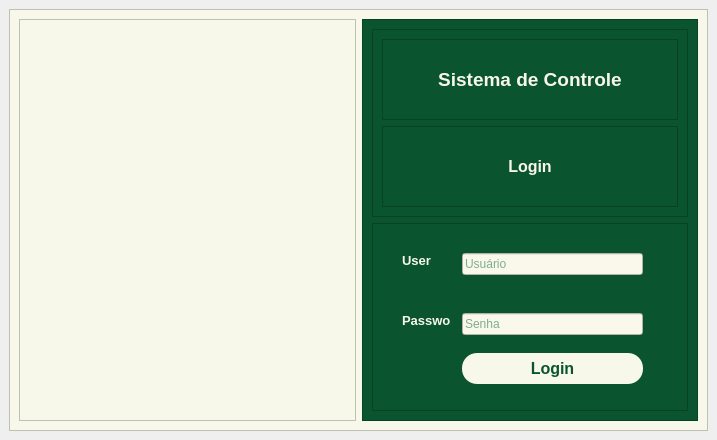
This is ui_login.ui in ManelFer/SistemaDti1 as Qt 5 draws it before an edit. The edited form follows.
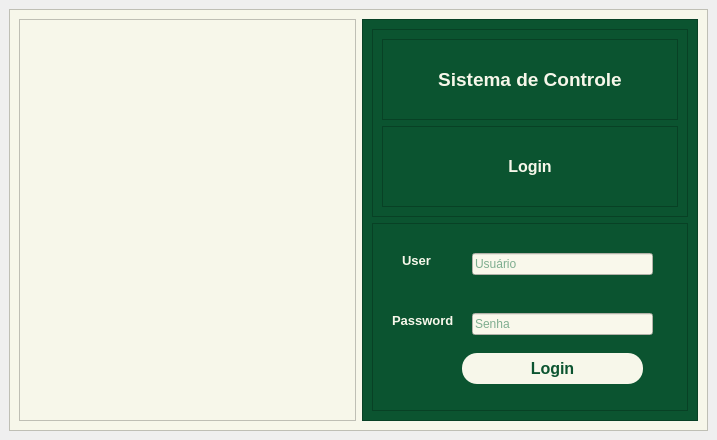
This is the edited form. Icons and pictures are not drawn.

Commit message: alteração

```diff
--- a/ui_login.ui
+++ b/ui_login.ui
@@ -128,7 +128,7 @@
             <widget class="QLineEdit" name="line_user">
              <property name="geometry">
               <rect>
-               <x>90</x>
+               <x>100</x>
                <y>30</y>
                <width>181</width>
                <height>22</height>
@@ -151,7 +151,7 @@
             <widget class="QLineEdit" name="line_pass">
              <property name="geometry">
               <rect>
-               <x>90</x>
+               <x>100</x>
                <y>90</y>
                <width>181</width>
                <height>22</height>
@@ -167,6 +167,9 @@
 }
 </string>
              </property>
+             <property name="echoMode">
+              <enum>QLineEdit::EchoMode::Password</enum>
+             </property>
              <property name="placeholderText">
               <string>Senha</string>
              </property>
@@ -226,9 +229,9 @@
             <widget class="QLabel" name="txt_pass">
              <property name="geometry">
               <rect>
-               <x>30</x>
+               <x>20</x>
                <y>90</y>
-               <width>49</width>
+               <width>71</width>
                <height>16</height>
               </rect>
              </property>
```
